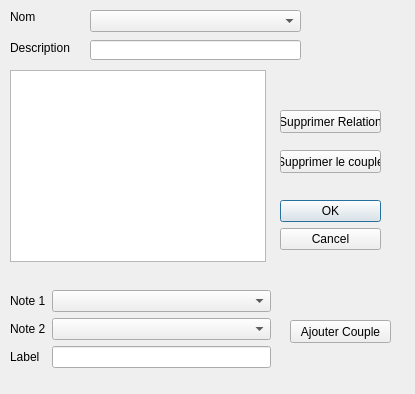
First picture: the form in gui/modifierrelation.ui, repository vincebhx/LO21-PluriNotes, before the edit.
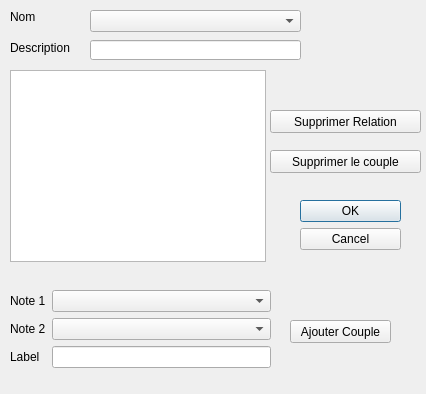
Second picture: the form after the edit.

What changed in the file:
```diff
--- a/gui/modifierrelation.ui
+++ b/gui/modifierrelation.ui
@@ -6,7 +6,7 @@
    <rect>
     <x>0</x>
     <y>0</y>
-    <width>415</width>
+    <width>426</width>
     <height>394</height>
    </rect>
   </property>
@@ -16,7 +16,7 @@
   <widget class="QDialogButtonBox" name="buttonBox">
    <property name="geometry">
     <rect>
-     <x>280</x>
+     <x>300</x>
      <y>200</y>
      <width>101</width>
      <height>61</height>
@@ -55,9 +55,9 @@
   <widget class="QPushButton" name="pushButton_2">
    <property name="geometry">
     <rect>
-     <x>280</x>
+     <x>270</x>
      <y>110</y>
-     <width>101</width>
+     <width>151</width>
      <height>23</height>
     </rect>
    </property>
@@ -117,9 +117,9 @@
   <widget class="QPushButton" name="pushButton">
    <property name="geometry">
     <rect>
-     <x>280</x>
+     <x>270</x>
      <y>150</y>
-     <width>101</width>
+     <width>151</width>
      <height>23</height>
     </rect>
    </property>
@@ -127,7 +127,7 @@
     <string>Supprimer le couple</string>
    </property>
   </widget>
-  <widget class="QWidget" name="">
+  <widget class="QWidget" name="layoutWidget">
    <property name="geometry">
     <rect>
      <x>10</x>
```
